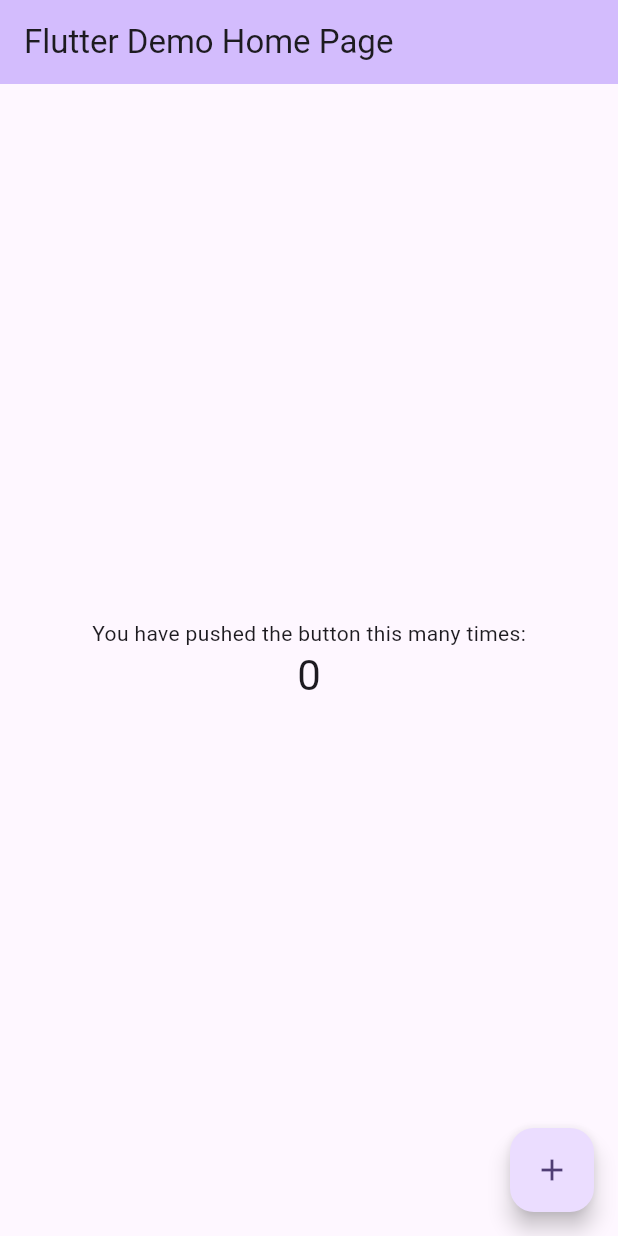
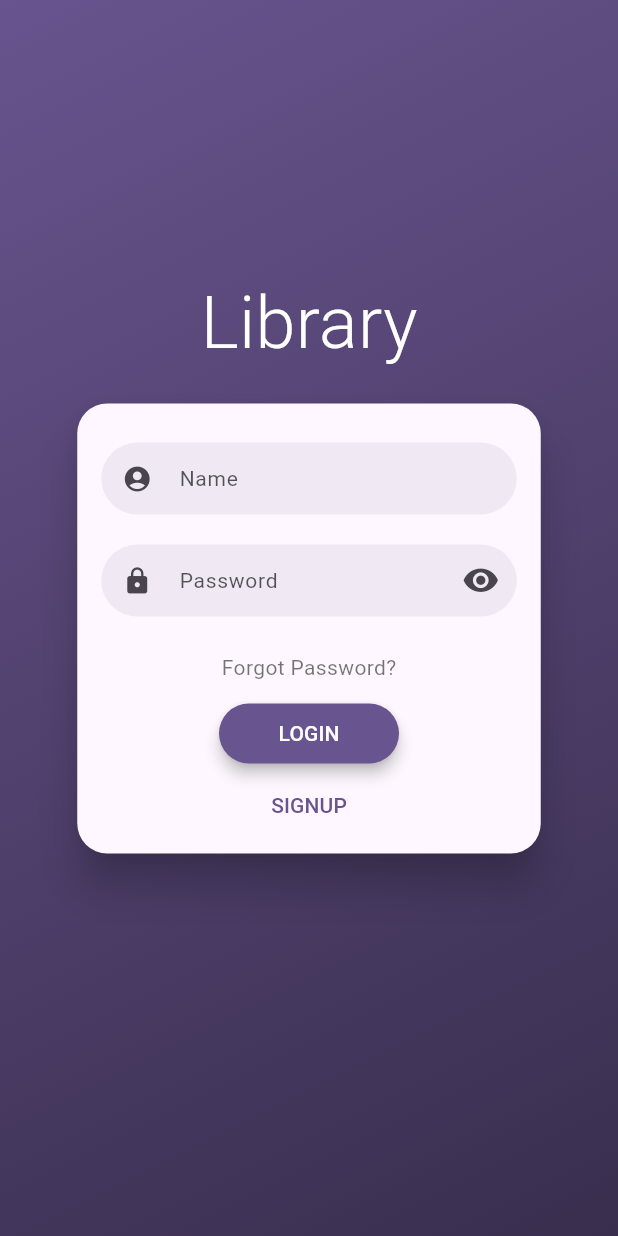
Before and after one commit to SoroushBeigi/library_app, a Flutter app: the screen it shows after launch, on a phone screen of 412 x 824 dp. Run offline on Flutter 3.47's test engine with Material 3 defaults, Android fonts, the phone set to English and light mode, and no system bars; drawn by our look-alikes of flutter_login; our stand-ins replace dio, go_router, shared_preferences.

Commit message:
basic structure, routing and auth page design

```diff
--- a/lib/main.dart
+++ b/lib/main.dart
@@ -1,69 +1,24 @@
 import 'package:flutter/material.dart';
+import 'package:library_app/routes.dart';
+import 'package:library_app/services/prefs.dart';
 
-void main() {
-  runApp(const MyApp());
+void main() async {
+   WidgetsFlutterBinding.ensureInitialized();
+  await storage.init();
+  runApp(const LibraryApp());
 }
 
-class MyApp extends StatelessWidget {
-  const MyApp({super.key});
-
+class LibraryApp extends StatelessWidget {
+  const LibraryApp({super.key});
   @override
   Widget build(BuildContext context) {
-    return MaterialApp(
-      title: 'Flutter Demo',
+    return MaterialApp.router(
+      debugShowCheckedModeBanner: false,
       theme: ThemeData(
         colorScheme: ColorScheme.fromSeed(seedColor: Colors.deepPurple),
         useMaterial3: true,
       ),
-      home: const MyHomePage(title: 'Flutter Demo Home Page'),
+      routerConfig: Routes().routes,
     );
   }
 }
-
-class MyHomePage extends StatefulWidget {
-  const MyHomePage({super.key, required this.title});
-
-  final String title;
-
-  @override
-  State<MyHomePage> createState() => _MyHomePageState();
-}
-
-class _MyHomePageState extends State<MyHomePage> {
-  int _counter = 0;
-
-  void _incrementCounter() {
-    setState(() {
-      _counter++;
-    });
-  }
-
-  @override
-  Widget build(BuildContext context) {
-    return Scaffold(
-      appBar: AppBar(
-        backgroundColor: Theme.of(context).colorScheme.inversePrimary,
-        title: Text(widget.title),
-      ),
-      body: Center(
-        child: Column(
-          mainAxisAlignment: MainAxisAlignment.center,
-          children: <Widget>[
-            const Text(
-              'You have pushed the button this many times:',
-            ),
-            Text(
-              '$_counter',
-              style: Theme.of(context).textTheme.headlineMedium,
-            ),
-          ],
-        ),
-      ),
-      floatingActionButton: FloatingActionButton(
-        onPressed: _incrementCounter,
-        tooltip: 'Increment',
-        child: const Icon(Icons.add),
-      ),
-    );
-  }
-}
--- /dev/null
+++ b/lib/pages/login_page.dart
@@ -0,0 +1,43 @@
+import 'package:flutter/material.dart';
+import 'package:flutter_login/flutter_login.dart' hide LoginProvider;
+import 'package:go_router/go_router.dart';
+import 'package:library_app/providers/login_provider.dart';
+import 'package:provider/provider.dart';
+
+class LoginScreen extends StatelessWidget {
+  const LoginScreen({super.key});
+
+  @override
+  Widget build(BuildContext context) {
+    return ChangeNotifierProvider(
+      create: (_) => LoginProvider(),
+      builder: (context, child) => const _LoginScreen(),
+    );
+  }
+}
+
+class _LoginScreen extends StatefulWidget {
+  const _LoginScreen({super.key});
+
+  @override
+  State<_LoginScreen> createState() => _LoginScreenState();
+}
+
+class _LoginScreenState extends State<_LoginScreen> {
+  @override
+  Widget build(BuildContext context) {
+    final provider = context.watch<LoginProvider>();
+    return FlutterLogin(
+      theme: LoginTheme(titleStyle: const TextStyle(color: Colors.white)),
+      userType: LoginUserType.name,
+      userValidator: (value) => null,
+      title: 'Library',
+      onLogin: (p0) => provider.login(p0.name,p0.password),
+      onSignup:(p0) => provider.register(p0.name!,p0.password!),
+      onSubmitAnimationCompleted: () {
+        context.pushReplacement('/home');
+      },
+      onRecoverPassword: (p0) {},
+    );
+  }
+}
--- /dev/null
+++ b/lib/providers/login_provider.dart
@@ -0,0 +1,11 @@
+import 'package:flutter/material.dart';
+import 'package:library_app/services/dio.dart';
+
+class LoginProvider extends ChangeNotifier {
+  final _apiProvider = ApiProvider();
+  Future<String?> login(String userName, String password) =>
+      _apiProvider.login(userName, password);
+  Future<String?> register(String userName, String password) =>
+      _apiProvider.register(userName, password);
+
+}
--- /dev/null
+++ b/lib/routes.dart
@@ -0,0 +1,18 @@
+import 'package:go_router/go_router.dart';
+import 'package:library_app/pages/login_page.dart';
+import 'package:library_app/pages/splash_page.dart';
+
+class Routes {
+  final routes = GoRouter(
+    routes: [
+       GoRoute(
+        path: '/',
+        builder: (context, state) => const SplashScreen(),
+      ),
+      GoRoute(
+        path: '/login',
+        builder: (context, state) => const LoginScreen(),
+      ),
+    ],
+  );
+}
--- /dev/null
+++ b/lib/services/dio.dart
@@ -0,0 +1,7 @@
+import 'package:dio/dio.dart';
+
+class ApiProvider {
+  final Dio _dio = Dio(BaseOptions(connectTimeout: const Duration(seconds: 20)));
+  Future<String?> login(String userName, String password) async {}
+  Future<String?> register(String userName, String password) async {}
+}
--- a/pubspec.yaml
+++ b/pubspec.yaml
@@ -38,6 +38,10 @@ dependencies:
   dio: ^5.4.3+1
   get_it: ^7.7.0
   flutter_animate: ^4.5.0
+  provider: ^6.1.2
+  go_router: ^14.1.3
+  flutter_login: ^5.0.0
+  shared_preferences: ^2.2.3
 
 dev_dependencies:
   flutter_test:
```
Also changed, not shown: lib/pages/splash_page.dart (added, +38 -0 lines), lib/providers/splash_provider.dart (added, +23 -0 lines), lib/services/prefs.dart (added, +28 -0 lines), lib/core/constants.dart (added), pubspec.lock, 6 other files.
